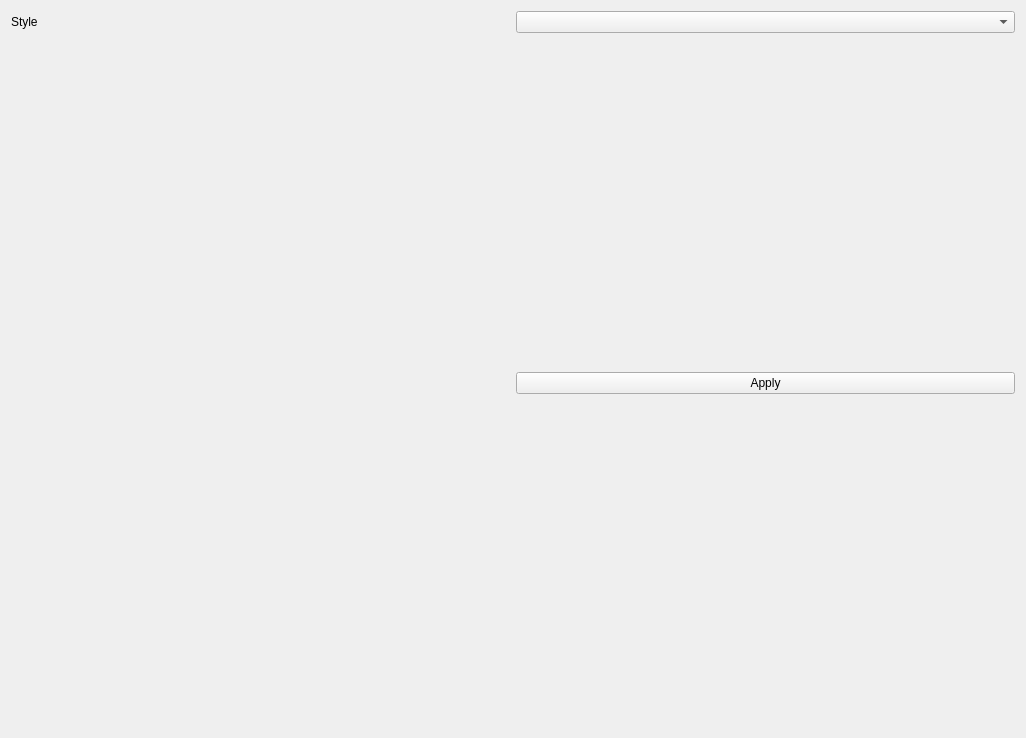
The window that Effects/Shaders/GLSLCodeEditor.ui (DLdota/OpenRGBEffectsPlugin) describes before a commit, drawn with Qt 5.
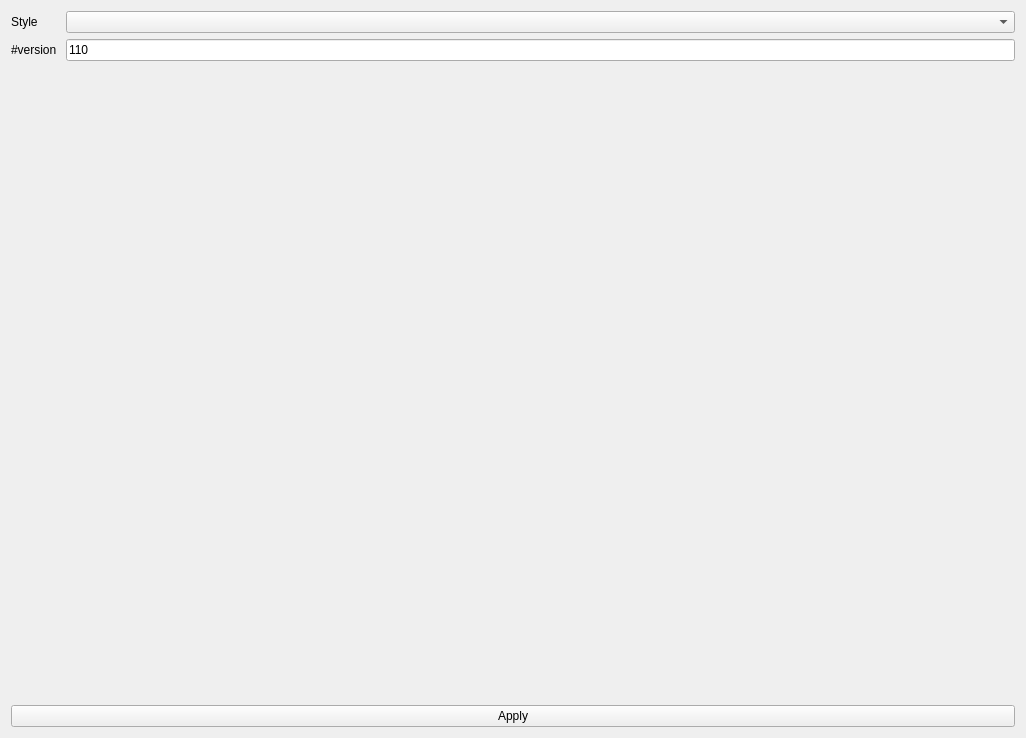
The same window after the commit. Custom widgets are drawn as their Qt base class.

Commit message: Add an option for setting GLSL version

Diff of the .ui file:
```diff
--- a/Effects/Shaders/GLSLCodeEditor.ui
+++ b/Effects/Shaders/GLSLCodeEditor.ui
@@ -14,24 +14,17 @@
    <string>Form</string>
   </property>
   <layout class="QGridLayout" name="gridLayout">
-   <item row="2" column="1">
+   <item row="8" column="1" colspan="3">
     <widget class="QPushButton" name="apply">
      <property name="text">
       <string>Apply</string>
      </property>
     </widget>
    </item>
-   <item row="0" column="0">
-    <widget class="QLabel" name="label_2">
-     <property name="text">
-      <string>Style</string>
-     </property>
-    </widget>
-   </item>
-   <item row="0" column="1">
+   <item row="0" column="3">
     <widget class="QComboBox" name="styles"/>
    </item>
-   <item row="3" column="0" colspan="2">
+   <item row="7" column="1" colspan="3">
     <widget class="QLabel" name="logs">
      <property name="text">
       <string/>
@@ -41,7 +34,28 @@
      </property>
     </widget>
    </item>
-   <item row="1" column="0" colspan="2">
+   <item row="0" column="1" colspan="2">
+    <widget class="QLabel" name="label_2">
+     <property name="text">
+      <string>Style</string>
+     </property>
+    </widget>
+   </item>
+   <item row="1" column="3">
+    <widget class="QLineEdit" name="version">
+     <property name="text">
+      <string>110</string>
+     </property>
+    </widget>
+   </item>
+   <item row="1" column="1" colspan="2">
+    <widget class="QLabel" name="label">
+     <property name="text">
+      <string>#version </string>
+     </property>
+    </widget>
+   </item>
+   <item row="6" column="1" colspan="3">
     <widget class="QCodeEditor" name="content" native="true">
      <property name="minimumSize">
       <size>
```
The commit also changes 6 other files.
